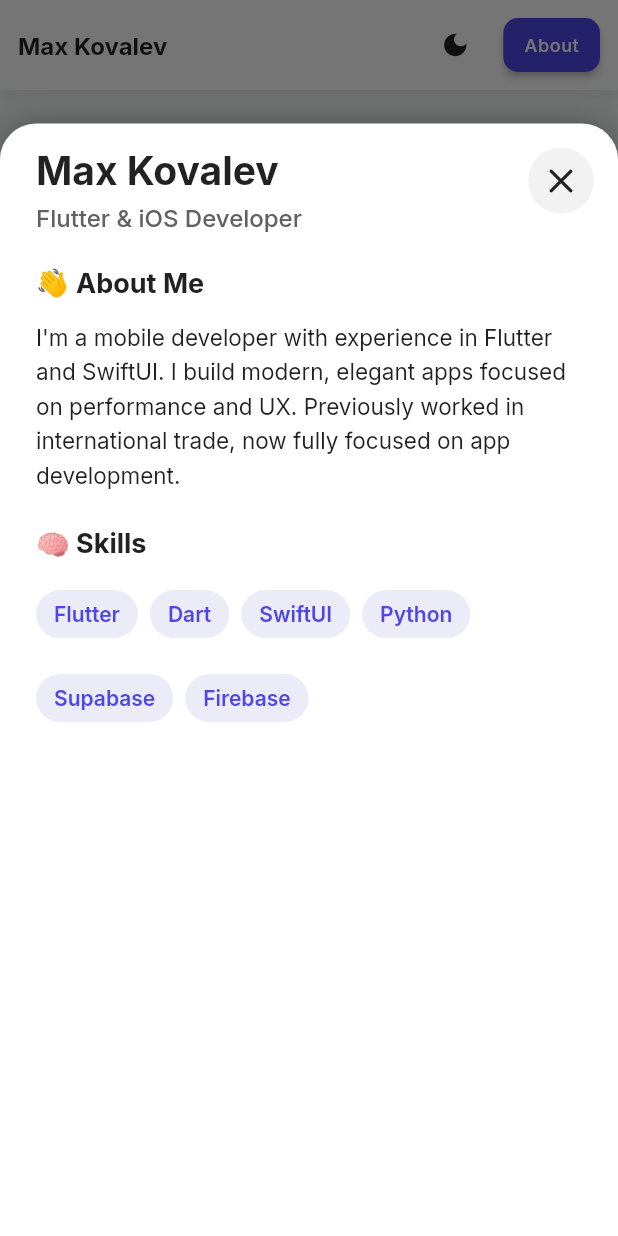
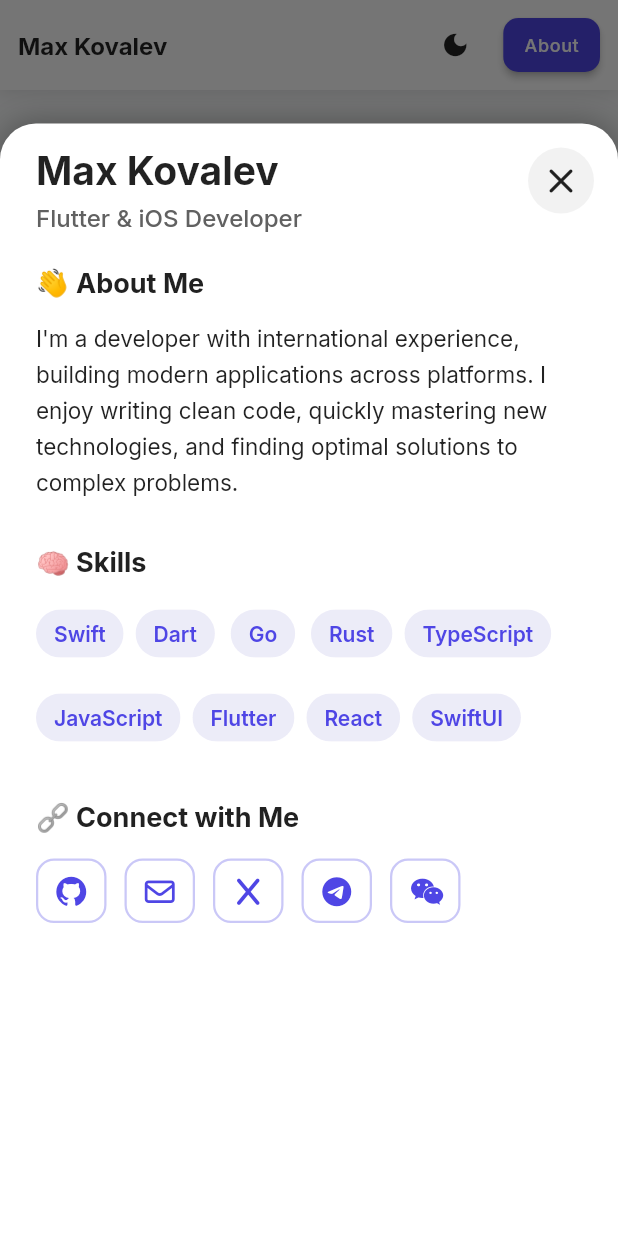
Before and after one commit to teasec4/flutter-portfolio, a Flutter app: the screen it shows after launch, after a tap on "About", on a phone screen of 412 x 824 dp. Run offline on Flutter 3.47's test engine with Material 3 defaults, Android fonts, the phone set to English and light mode, and no system bars; our stand-ins replace flutter_bloc, font_awesome_flutter, google_fonts.

Commit message:
new screens

```diff
--- a/lib/constants/portfolio_data.dart
+++ b/lib/constants/portfolio_data.dart
@@ -4,56 +4,83 @@ class PortfolioData {
   // Projects data
   static const List<Project> projects = [
     Project(
-      id: 'crypto-portfolio-tracker-swift',
-      title: 'Crypto Portfolio Tracker (Swift)',
-      description: 'iOS application for tracking a cryptocurrency portfolio',
-      detailedDescription: 'A modern iOS application built with Swift and SwiftUI for tracking cryptocurrency portfolios. The app includes three main sections: a market tab displaying all coins with real-time data and dynamic price charts from CoinGecko API; an assets tab where users can add their holdings, track total portfolio value, and monitor profit/loss; and a profile tab (in development) with Supabase login and account management. Focused on clean design, smooth animations, and responsive data updates.',
-      contribution: 'Designed the entire UI/UX, implemented state management with Riverpod, and integrated Stripe payments.',
-      personalNotes: 'This was my first major Flutter project where I learned the importance of proper state management. I solved complex UI challenges with custom animations and implemented secure payment flows. The biggest challenge was handling different payment states and error scenarios gracefully.',
-      technologies: ['Swift', 'SwiftUI', 'Alamofire', 'Supabase', 'SwfitData'],
+      id: 'crypto-desktop-001',
+      title: 'Crypto Desktop',
+      description: 'A cross-platform application for monitoring and analyzing cryptocurrency data.',
+      contribution: 'Full-stack development: architected and implemented a complete cryptocurrency portfolio management application with real-time data analytics, user authentication, and local data persistence.',
+      detailedDescription: 'Crypto Desktop is a comprehensive cross-platform Flutter application designed for cryptocurrency enthusiasts and traders. The application provides real-time cryptocurrency price tracking, portfolio management, and advanced analytics visualization. Users can authenticate securely via Supabase, track their cryptocurrency holdings, view detailed charts using FL Chart, and maintain local data through Isar database. The architecture follows Clean Architecture principles with BLoC pattern for state management, ensuring scalability and maintainability.',
+      personalNotes: 'This project demonstrates expertise in building professional-grade desktop applications with Flutter. Key learning outcomes include implementing secure authentication flows, managing complex state with BLoC, designing efficient local caching strategies, and creating responsive multi-platform UIs. The project showcases best practices in architecture, separation of concerns, and handling async operations.',
+      technologies: [
+        'Flutter',
+        'Dart 3.9.2+',
+        'BLoC',
+        'Isar Database',
+        'Supabase',
+        'Go Router',
+        'FL Chart',
+        'Clean Architecture',
+      ],
       imageUrl: 'assets/images/project1.png',
-      githubUrl: 'https://github.com/teasec4/swift-crypto-app',
-      liveUrl: 'https://ecommerce-demo.maxkovalev.dev',
+      githubUrl: 'https://github.com/teasec4/flutter_crypto_desctop',
+      liveUrl: null,
       assetPath: 'assets/images/project1.png',
       gifUrl: 'assets/gifs/project1.gif',
     ),
     Project(
-      id: 'crypto-portfolio-tracker-flutter',
-      title: 'Crypto Portfolio Tracker (Flutter)',
-      description: 'Collaborative productivity platform for teams with real-time synchronization.',
-      detailedDescription: 'A collaborative task management application designed for remote teams. Features include real-time task updates, team collaboration tools, deadline tracking, and progress analytics. Built with a focus on user experience and performance.',
-      contribution: 'Built the core architecture, implemented real-time collaboration using WebSockets, and designed the user interface.',
-      personalNotes: 'Working on this project taught me a lot about real-time communication and conflict resolution in collaborative environments. I implemented WebSocket connections for live updates and created a robust offline-first architecture.',
-      technologies: ['Flutter', 'Dart', 'WebSockets', 'SQLite', 'Provider'],
+      id: 'crypto-async-await',
+      title: 'Crypto Tracker - Portfolio Manager (Swift)',
+      description: 'iOS app for real-time cryptocurrency tracking and portfolio management with modern Swift architecture.',
+      contribution: 'Full-stack development using MVVM architecture, CoinGecko API integration, and Supabase for authentication.',
+      detailedDescription: 'Educational iOS application for cryptocurrency market monitoring and personal portfolio management. Features real-time price tracking, portfolio management, price charts, market statistics, secure Supabase authentication, and efficient pagination. Built with MVVM architecture and Repository Pattern.',
+      personalNotes: 'Demonstrates modern Swift best practices: async/await, Protocol-Oriented Design, Dependency Injection, and clean MVVM architecture. Great example of REST API integration and scalable iOS app development.',
+      technologies: [
+        'Swift 5.9+',
+        'SwiftUI',
+        'SwiftData',
+        'Alamofire',
+        'Supabase',
+        'CoinGecko API',
+        'MVVM',
+      ],
       imageUrl: 'assets/images/project2.png',
-      githubUrl: 'https://github.com/maxkovalev/task-manager',
-      liveUrl: 'https://taskmanager-demo.maxkovalev.dev',
-        assetPath: 'assets/images/project2.png',
-      gifUrl: 'assets/gifs/project1.gif',
+      githubUrl: 'https://github.com/teasec4/swift-crypto-app',
+      liveUrl: null,
+      assetPath: 'assets/images/project2.png',
+      gifUrl: 'assets/gifs/project2.gif',
     ),
     Project(
-      id: 'weather-dashboard',
-      title: 'Weather Dashboard',
-      description: 'Beautiful weather app with interactive maps and detailed analytics.',
-      detailedDescription: 'An elegant weather application featuring interactive maps, detailed weather analytics, and location-based forecasts. Includes weather radar, historical data visualization, and personalized weather alerts.',
-      contribution: 'Created the visual design, implemented location services, and optimized performance for smooth map interactions.',
-      personalNotes: 'This project challenged me to work with complex map integrations and handle location permissions properly. I learned about performance optimization for map rendering and implemented efficient data caching strategies.',
-      technologies: ['Flutter', 'Dart', 'REST API', 'Google Maps', 'Geolocation'],
+      id: 'mactimer-v1',
+      title: 'MacTimerV1',
+      description: 'A macOS timer application for managing multiple timers with history tracking and statistics.',
+      contribution: 'Full-stack SwiftUI development with MVVM architecture, state management, and persistent storage.',
+      detailedDescription: 'A native macOS timer app built with SwiftUI and modern Swift practices. Features include creating and managing multiple timers, tracking timer history, viewing usage statistics, and local database storage. Uses MVVM architecture with Dependency Injection for clean code structure.',
+      personalNotes: 'Focused on clean architecture, reactive programming with Combine, and efficient state management.',
+      technologies: ['SwiftUI', 'Combine', 'MVVM', 'Dependency Injection', 'Swift 5.7+'],
       imageUrl: 'assets/images/project3.png',
-      githubUrl: 'https://github.com/maxkovalev/weather-app',
-      liveUrl: 'https://weather-demo.maxkovalev.dev',
-        assetPath: 'assets/images/project3.png',
-      gifUrl: 'assets/gifs/project1.gif',
+      githubUrl: null,
+      liveUrl: null,
+      assetPath: 'assets/images/project3.png',
+      gifUrl: 'assets/gifs/project3.gif',
     ),
   ];
 
   // Personal info
   static const String name = 'Max Kovalev';
-  static const String shortBio = 'Passionate Flutter developer with 3+ years of experience building beautiful, scalable mobile and web applications. I focus on clean architecture, exceptional user experiences, and staying at the forefront of Flutter innovation.';
+  static const String shortBio = 'Full-stack developer with international experience. I build modern, cross-platform applications with clean code and scalable architecture.';
+  static const String aboutBio = 'I\'m a developer with international experience, building modern applications across platforms. I enjoy writing clean code, quickly mastering new technologies, and finding optimal solutions to complex problems.';
 
   // About page data
-  static const List<String> skills = ['Swift', 'Dart', 'TypeScript'];
-  static const String experience = 'Mobile development, QA testing';
+  static const List<String> skills = ['Swift', 'Dart', 'Go', 'Rust', 'TypeScript', 'JavaScript', 'Flutter', 'React', 'SwiftUI'];
+  static const String experience = 'Mobile development, API integration, databases, web development, basic DevOps';
   static const String education = 'Studied in Russia and China';
   static const String career = 'Worked in an international trading company before switching to development';
+
+  // Social links
+  static const Map<String, String> socialLinks = {
+    'github': 'https://github.com/teasec4',
+    'x': 'https://x.com/yourusername',
+    'telegram': 'https://t.me/yourusername',
+    'wechat': 'https://wechat.com/yourusername',
+    'email': 'mailto:your.email@example.com',
+  };
 }
--- a/lib/pages/content_page.dart
+++ b/lib/pages/content_page.dart
@@ -97,7 +97,7 @@ class _ContentPageState extends State<ContentPage> {
               // ---- Left arrow (Desktop only) ----
               if (!isMobile && _currentPage > 0)
                 Positioned(
-                  left: 0,
+                  left: 16,
                   top: 0,
                   bottom: 0,
                   child: Center(
@@ -116,7 +116,7 @@ class _ContentPageState extends State<ContentPage> {
               // ---- Right arrow (Desktop only) ----
               if (!isMobile && _currentPage < projects.length - 1)
                 Positioned(
-                  right: 0,
+                  right: 16,
                   top: 0,
                   bottom: 0,
                   child: Center(
--- a/lib/widgets/about_sheet.dart
+++ b/lib/widgets/about_sheet.dart
@@ -1,4 +1,7 @@
 import 'package:flutter/material.dart';
+import 'package:font_awesome_flutter/font_awesome_flutter.dart';
+import 'package:url_launcher/url_launcher.dart';
+import 'package:portfolio_flutter/constants/portfolio_data.dart';
 import 'package:portfolio_flutter/core/responsive.dart';
 import 'package:portfolio_flutter/core/theme/app_theme.dart';
 
@@ -81,19 +84,17 @@ class AboutSheet extends StatelessWidget {
                         const SizedBox(height: 12),
 
                         Text(
-                          "I'm a mobile developer with experience in Flutter and SwiftUI. "
-                              "I build modern, elegant apps focused on performance and UX. "
-                              "Previously worked in international trade, now fully focused on app development.",
+                           PortfolioData.aboutBio,
                            style: TextStyle(
                              fontSize: 15,
-                            height: 1.5,
+                             height: 1.6,
                              color: isDark
                                  ? AppTheme.darkTextSecondaryColor
                                  : Colors.black87,
                            ),
                          ),
 
-                        const SizedBox(height: 24),
+                        const SizedBox(height: 32),
 
                         // ---- Skills ----
                         Text(
@@ -111,14 +112,67 @@ class AboutSheet extends StatelessWidget {
                          Wrap(
                            spacing: 8,
                            runSpacing: 8,
+                           children: List.generate(
+                             PortfolioData.skills.length,
+                             (index) => _skillChip(PortfolioData.skills[index], isDark),
+                           ),
+                         ),
+
+                        const SizedBox(height: 32),
+
+                        // ---- Social Links ----
+                        Text(
+                           "🔗 Connect with Me",
+                           style: TextStyle(
+                             fontSize: 18,
+                             fontWeight: FontWeight.bold,
+                             color: isDark
+                                 ? AppTheme.darkTextPrimaryColor
+                                 : Colors.grey[900],
+                           ),
+                         ),
+                         const SizedBox(height: 16),
+
+                         SingleChildScrollView(
+                           scrollDirection: Axis.horizontal,
+                           child: Row(
                               children: [
-                            _skillChip("Flutter", isDark),
-                            _skillChip("Dart", isDark),
-                            _skillChip("SwiftUI", isDark),
-                            _skillChip("Python", isDark),
-                            _skillChip("Supabase", isDark),
-                            _skillChip("Firebase", isDark),
+                                _socialButton(
+                                  icon: FontAwesomeIcons.github,
+                                  label: "GitHub",
+                                  url: PortfolioData.socialLinks['github']!,
+                                  isDark: isDark,
+                                ),
+                                const SizedBox(width: 12),
+                                _socialButton(
+                                  icon: FontAwesomeIcons.envelope,
+                                  label: "Email",
+                                  url: PortfolioData.socialLinks['email']!,
+                                  isDark: isDark,
+                                ),
+                                const SizedBox(width: 12),
+                                _socialButton(
+                                  icon: FontAwesomeIcons.x,
+                                  label: "X",
+                                  url: PortfolioData.socialLinks['x']!,
+                                  isDark: isDark,
+                                ),
+                                const SizedBox(width: 12),
+                                _socialButton(
+                                  icon: FontAwesomeIcons.telegram,
+                                  label: "Telegram",
+                                  url: PortfolioData.socialLinks['telegram']!,
+                                  isDark: isDark,
+                                ),
+                                const SizedBox(width: 12),
+                                _socialButton(
+                                  icon: FontAwesomeIcons.weixin,
+                                  label: "WeChat",
+                                  url: PortfolioData.socialLinks['wechat']!,
+                                  isDark: isDark,
+                                ),
                               ],
+                            ),
                           ),
                       ],
                     ),
@@ -172,4 +226,41 @@ class AboutSheet extends StatelessWidget {
       ),
     );
   }
+
+  Widget _socialButton({
+    required IconData icon,
+    required String label,
+    required String url,
+    required bool isDark,
+  }) {
+    return Material(
+      color: Colors.transparent,
+      child: InkWell(
+        onTap: () async {
+          if (await canLaunchUrl(Uri.parse(url))) {
+            await launchUrl(Uri.parse(url), mode: LaunchMode.externalApplication);
           }
+        },
+        borderRadius: BorderRadius.circular(12),
+        child: Container(
+          padding: const EdgeInsets.symmetric(horizontal: 12, vertical: 10),
+          decoration: BoxDecoration(
+            borderRadius: BorderRadius.circular(12),
+            border: Border.all(
+              color: const Color(0xFF4F46E5).withValues(alpha: 0.3),
+              width: 1.5,
+            ),
+          ),
+          child: Tooltip(
+            message: label,
+            child: Icon(
+              icon,
+              size: 20,
+              color: const Color(0xFF4F46E5),
+            ),
+          ),
+        ),
+      ),
+    );
+  }
+}
--- a/pubspec.yaml
+++ b/pubspec.yaml
@@ -38,6 +38,7 @@ dependencies:
   url_launcher: ^6.2.2
   animations: ^2.0.11
   flutter_bloc: ^9.1.1
+  font_awesome_flutter: ^10.12.0
 
 dev_dependencies:
   flutter_test:
```
Also changed, not shown: assets/gifs/project2.gif (added), assets/gifs/project3.gif (added), assets/images/project1.png, assets/images/project2.png, assets/images/project3.png, assets/images/project4.png (deleted), pubspec.lock, 1 other file. Lines whose indentation alone changed are shown as unchanged.
